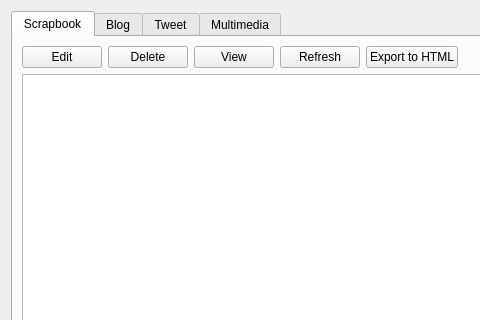
Huy-Nguyen-HCI/RocketBook, file gui/scrapbookgui.ui: the form before one commit; both pictures show x 0 to 480 and y 0 to 320 of the 633 by 410 pixel window.
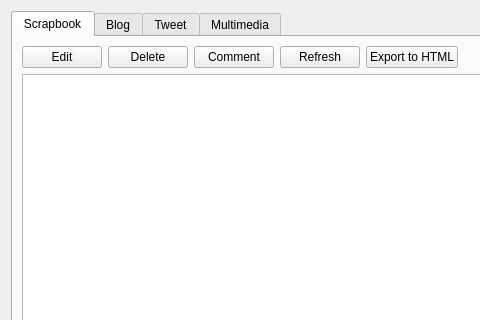
The form after the commit.

The edit to the form file:
```diff
--- a/gui/scrapbookgui.ui
+++ b/gui/scrapbookgui.ui
@@ -63,7 +63,7 @@
        <item row="0" column="2">
         <widget class="QPushButton" name="viewButton">
          <property name="text">
-          <string>View</string>
+          <string>Comment</string>
          </property>
         </widget>
        </item>
```
